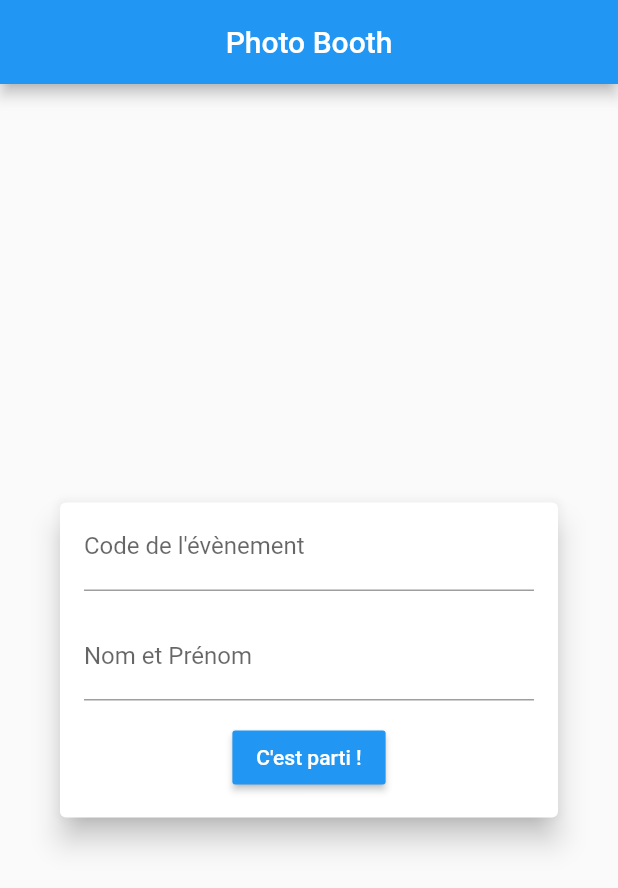
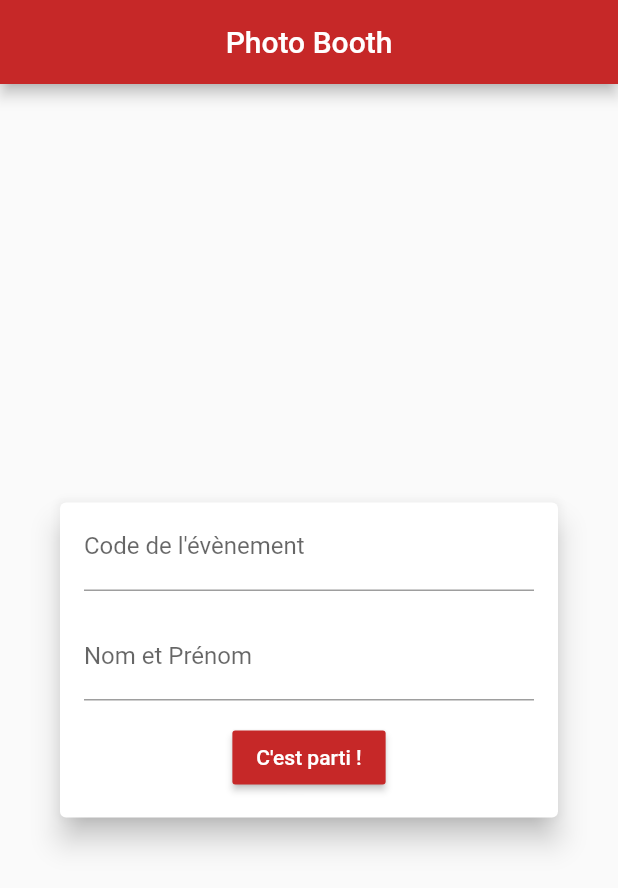
Before and after one commit to AlexBolot/PhotoBooth, a Flutter app: the screen it shows after launch, on a phone screen of 412 x 824 dp. Shown: the top 888 px of the screen. Run offline on Flutter 3.47's test engine with Material 2 defaults, Android fonts, the phone set to English and light mode, and no system bars; our stand-ins replace cloud_firestore, firebase_auth, firebase_storage, image_picker, shared_preferences; missing offline and left inert: simple_permissions; accounts and stored records are empty.

Commit message:
Changing Theme + Permission bugfix

```diff
--- a/lib/main.dart
+++ b/lib/main.dart
@@ -5,7 +5,7 @@
  .
  . As part of the PhotoBooth project
  .
- . Last modified : 17/07/18 02:57
+ . Last modified : 30/07/18 13:42
  .
  . Contact : contact.alexandre.bolot@gmail.com
  ........................................................................*/
@@ -21,6 +21,11 @@ class MyApp extends StatelessWidget {
   @override
   Widget build(BuildContext context) {
     return MaterialApp(
+      theme: ThemeData(
+        brightness: Brightness.light,
+        primaryColor: Colors.red[800],
+        accentColor: Colors.red[400],
+      ),
       routes: {
         '/': (context) => HomeView(),
         homeView: (context) => HomeView(),
--- a/lib/widgets/home_view.dart
+++ b/lib/widgets/home_view.dart
@@ -5,7 +5,7 @@
  .
  . As part of the PhotoBooth project
  .
- . Last modified : 17/07/18 01:47
+ . Last modified : 30/07/18 13:44
  .
  . Contact : contact.alexandre.bolot@gmail.com
  ........................................................................*/
@@ -64,7 +64,7 @@ class HomeViewState extends State<HomeView> {
                   margin: EdgeInsets.only(bottom: 14.0),
                 ),
                 RaisedButton(
-                  color: Colors.blue,
+                  color: Theme.of(context).primaryColor,
                   child: Text(
                     "C'est parti !",
                     style: TextStyle(color: Colors.white),
```
Also changed, not shown: lib/widgets/detailed_view.dart (+7 -13 lines).
